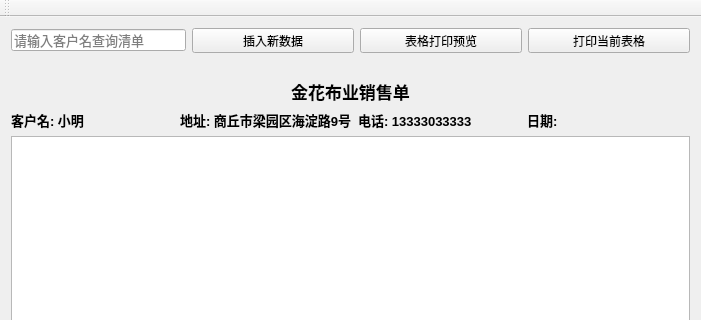
First picture: the form in mainwindow.ui, repository MyQt/Sales, before the edit; both pictures show x 0 to 701 and y 0 to 320 of the 701 by 647 pixel window.
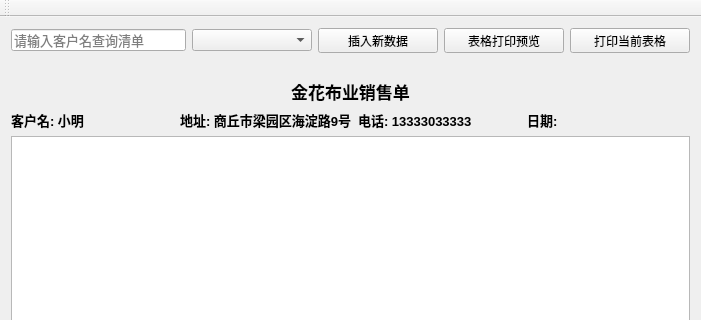
Second picture: the form after the edit. Custom widgets are drawn as their Qt base class.

```diff
--- a/mainwindow.ui
+++ b/mainwindow.ui
@@ -73,6 +73,13 @@
         </property>
        </widget>
       </item>
+      <item>
+       <widget class="QComboBox" name="comboCustomer">
+        <property name="currentText">
+         <string/>
+        </property>
+       </widget>
+      </item>
       <item>
        <widget class="QToolButton" name="btnInsert">
         <property name="sizePolicy">
```
